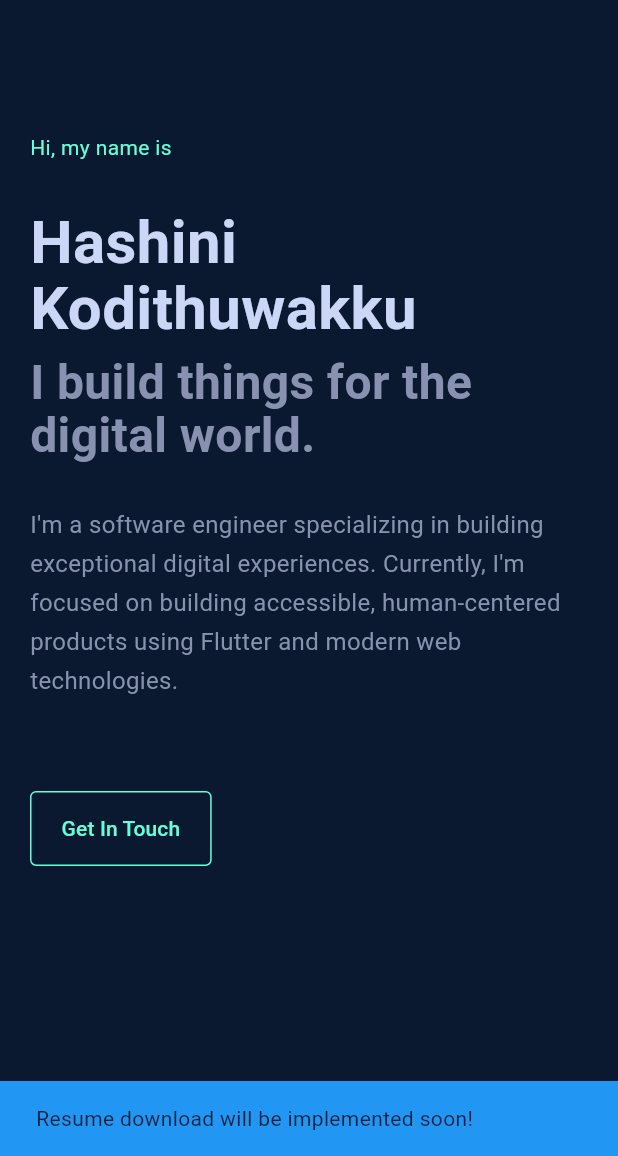
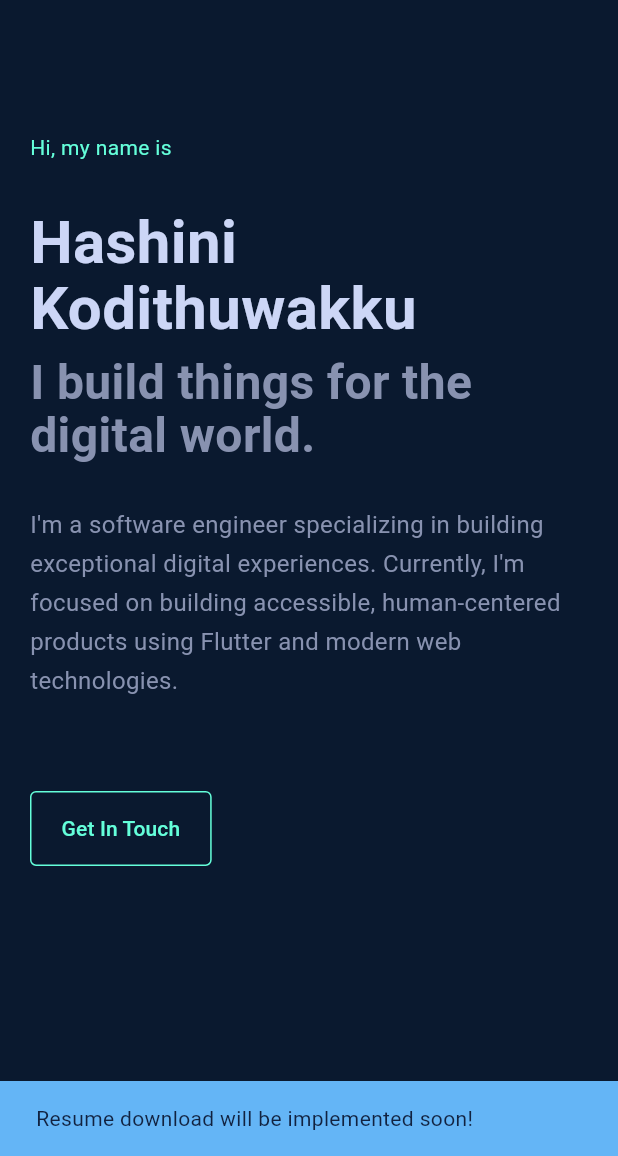
Before and after one commit to HashiniK/portfolio, a Flutter app: the screen it shows after launch, after a tap on "Resume", on a phone screen of 412 x 824 dp, the part 80-1236 px from its top. Run offline on Flutter 3.47's test engine with Material 3 defaults, Android fonts, the phone set to English and light mode, and no system bars; Roboto replaces fonts that are missing (Calibre, SF Mono).

Commit message:
color changes to the snack bars

```diff
--- a/lib/constants/app_colors.dart
+++ b/lib/constants/app_colors.dart
@@ -18,10 +18,10 @@ class AppColors {
   static const Color disabled = Color(0xFF5A6B8A);
 
   // Status Colors
-  static const Color success = Colors.green;
-  static const Color error = Colors.red;
-  static const Color warning = Colors.orange;
-  static const Color info = Colors.blue;
+  static const Color success = Color(0xFF0A192F);
+  static Color error = Colors.red[100]!;
+  static Color warning = Colors.orange[100]!;
+  static Color info = Colors.blue[300]!;
 
   // Overlay Colors
   static Color overlay = Colors.black.withOpacity(0.8);
--- a/lib/screens/portfolio_page/portfolio_page.dart
+++ b/lib/screens/portfolio_page/portfolio_page.dart
@@ -295,7 +295,7 @@ class _PortfolioHomePageState extends State<PortfolioHomePage>
   void _handleResumePressed() {
     // TODO: Implement resume download logic
     ScaffoldMessenger.of(context).showSnackBar(
-      const SnackBar(
+      SnackBar(
         content: Text('Resume download will be implemented soon!'),
         backgroundColor: AppColors.info,
       ),
@@ -461,9 +461,10 @@ class _PortfolioHomePageState extends State<PortfolioHomePage>
         // Close contact dialog
         Navigator.pop(context);
         ScaffoldMessenger.of(context).showSnackBar(
-          const SnackBar(
+          SnackBar(
             content: Text(
               'Message sent successfully! I\'ll get back to you soon.',
+              style: AppTextStyles.caption(context),
             ),
             backgroundColor: AppColors.success,
           ),
```
